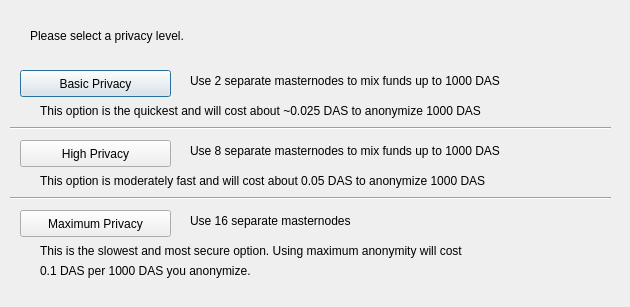
Above: src/qt/forms/darksendconfig.ui from blocksninja/das-coin before the change. Below: the same form after it.
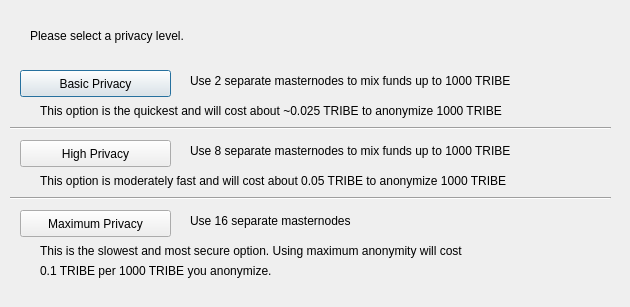
That is the form after the change.

Commit message: DAS >> TRIBE

Patch:
```diff
--- a/src/qt/forms/darksendconfig.ui
+++ b/src/qt/forms/darksendconfig.ui
@@ -75,7 +75,7 @@
     </rect>
    </property>
    <property name="text">
-    <string>Use 2 separate masternodes to mix funds up to 1000 DAS</string>
+    <string>Use 2 separate masternodes to mix funds up to 1000 TRIBE</string>
    </property>
   </widget>
   <widget class="QLabel" name="label_3">
@@ -88,7 +88,7 @@
     </rect>
    </property>
    <property name="text">
-    <string>Use 8 separate masternodes to mix funds up to 1000 DAS</string>
+    <string>Use 8 separate masternodes to mix funds up to 1000 TRIBE</string>
    </property>
   </widget>
   <widget class="QLabel" name="label_4">
@@ -114,7 +114,7 @@
     </rect>
    </property>
    <property name="text">
-    <string>This option is the quickest and will cost about ~0.025 DAS to anonymize 1000 DAS</string>
+    <string>This option is the quickest and will cost about ~0.025 TRIBE to anonymize 1000 TRIBE</string>
    </property>
   </widget>
   <widget class="QLabel" name="label_7">
@@ -127,7 +127,7 @@
     </rect>
    </property>
    <property name="text">
-    <string>This option is moderately fast and will cost about 0.05 DAS to anonymize 1000 DAS</string>
+    <string>This option is moderately fast and will cost about 0.05 TRIBE to anonymize 1000 TRIBE</string>
    </property>
   </widget>
   <widget class="QLabel" name="label_8">
@@ -153,7 +153,7 @@
     </rect>
    </property>
    <property name="text">
-    <string>0.1 DAS per 1000 DAS you anonymize.</string>
+    <string>0.1 TRIBE per 1000 TRIBE you anonymize.</string>
    </property>
   </widget>
   <widget class="Line" name="line">
```
The commit also changes 66 other files.
